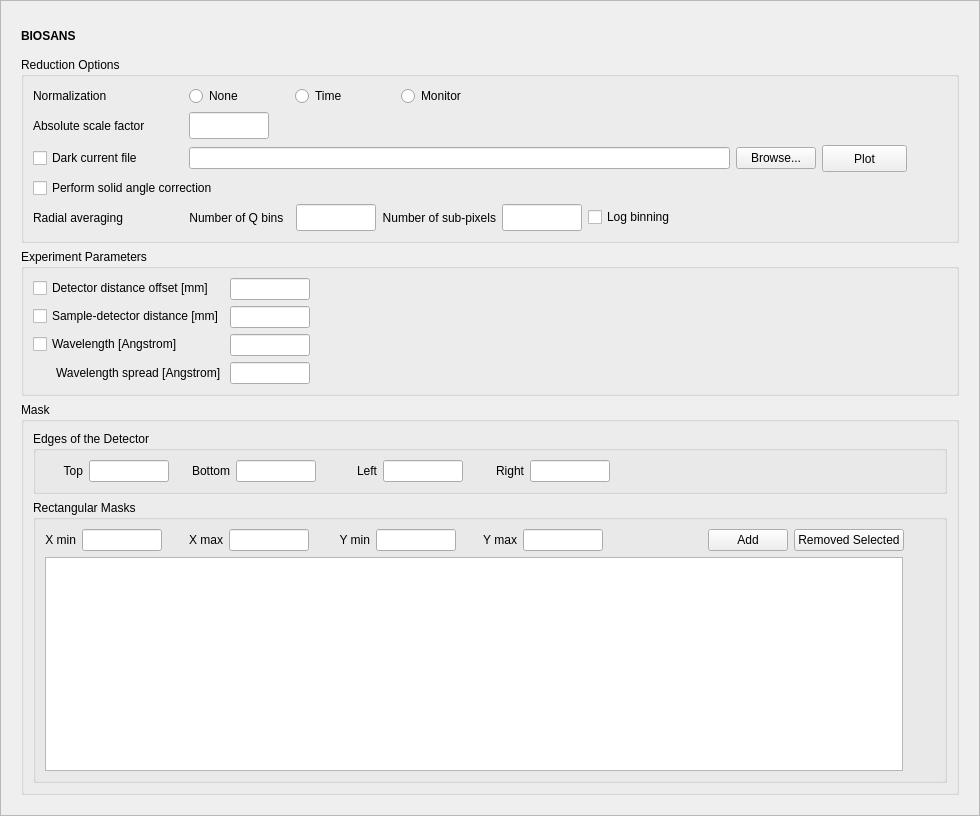
Above: Code/Mantid/scripts/Interface/ui/sans/hfir_instrument.ui from mantidproject/mantid before the change. Below: the same form after it.
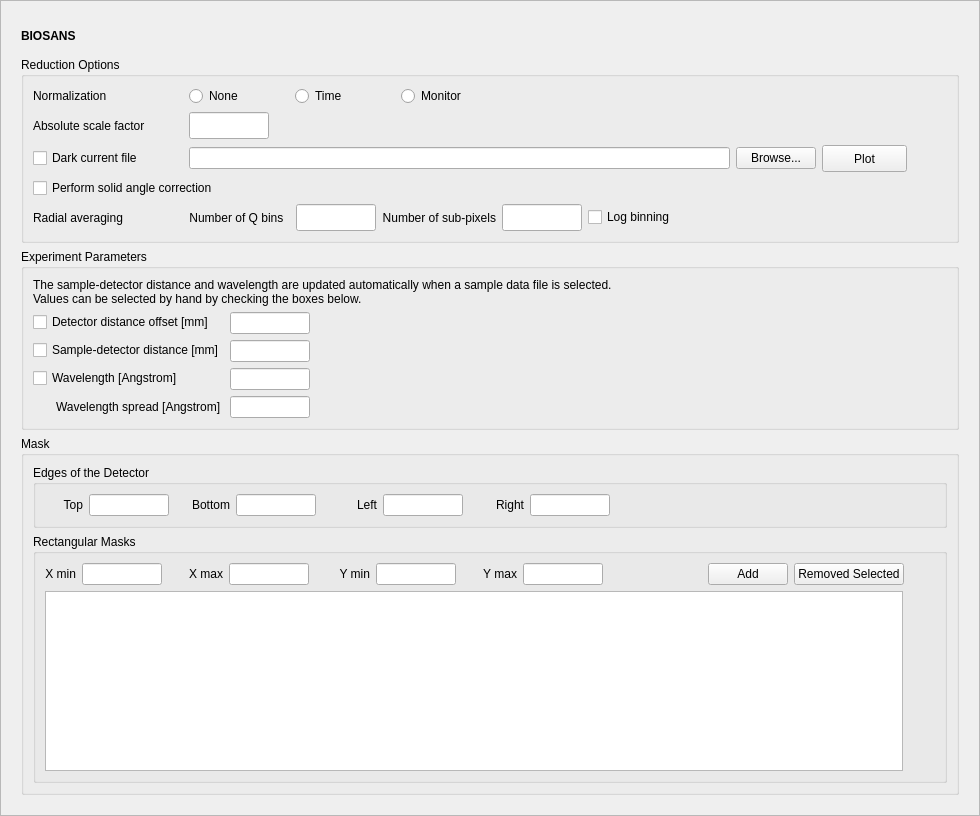
That is the form after the change.

Commit message: Added instrument update. Re #1732

Patch:
```diff
--- a/Code/Mantid/scripts/Interface/ui/sans/hfir_instrument.ui
+++ b/Code/Mantid/scripts/Interface/ui/sans/hfir_instrument.ui
@@ -580,6 +580,36 @@
           <set>Qt::AlignLeading|Qt::AlignLeft|Qt::AlignTop</set>
          </property>
          <layout class="QVBoxLayout" name="verticalLayout_5">
+          <item>
+           <layout class="QHBoxLayout" name="mask_template_horiz_layout">
+            <property name="spacing">
+             <number>0</number>
+            </property>
+            <item>
+             <widget class="QLabel" name="experiment_parameter_help">
+              <property name="sizePolicy">
+               <sizepolicy hsizetype="Preferred" vsizetype="Expanding">
+                <horstretch>0</horstretch>
+                <verstretch>0</verstretch>
+               </sizepolicy>
+              </property>
+              <property name="minimumSize">
+               <size>
+                <width>150</width>
+                <height>0</height>
+               </size>
+              </property>
+              <property name="styleSheet">
+               <string notr="true">font: italic 10pt &quot;Bitstream Charter&quot;;</string>
+              </property>
+              <property name="text">
+               <string>The sample-detector distance and wavelength are updated automatically when a sample data file is selected.
+Values can be selected by hand by checking the boxes below.</string>
+              </property>
+             </widget>
+            </item>
+           </layout>
+          </item>
           <item>
            <layout class="QFormLayout" name="formLayout_3">
             <property name="sizeConstraint">
```
The commit also changes 5 other files.
